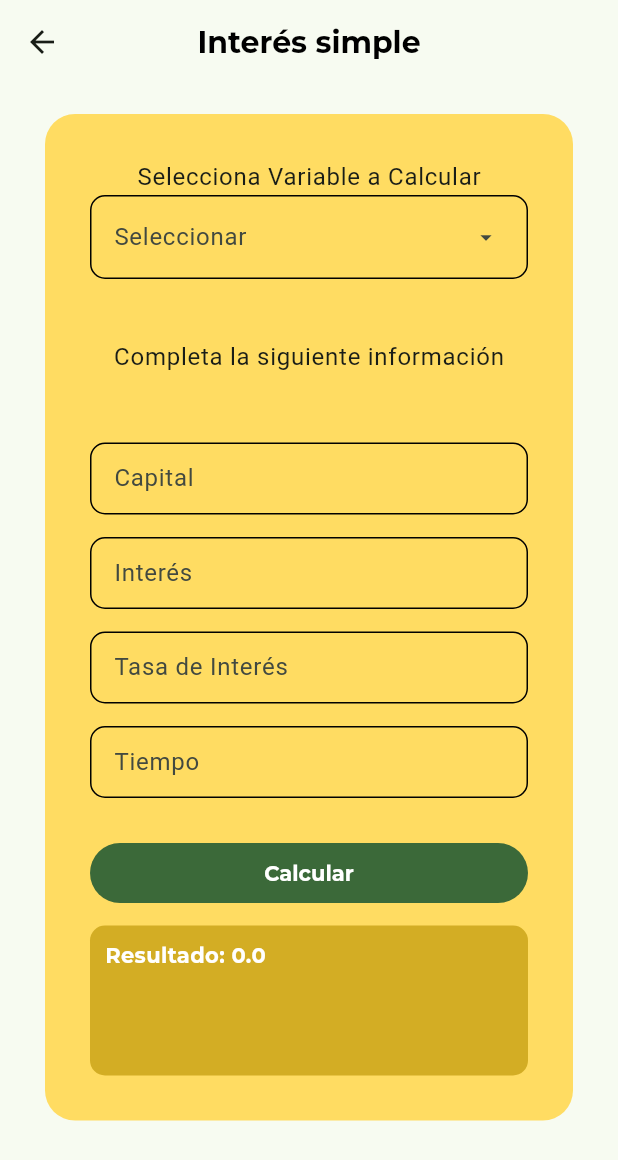
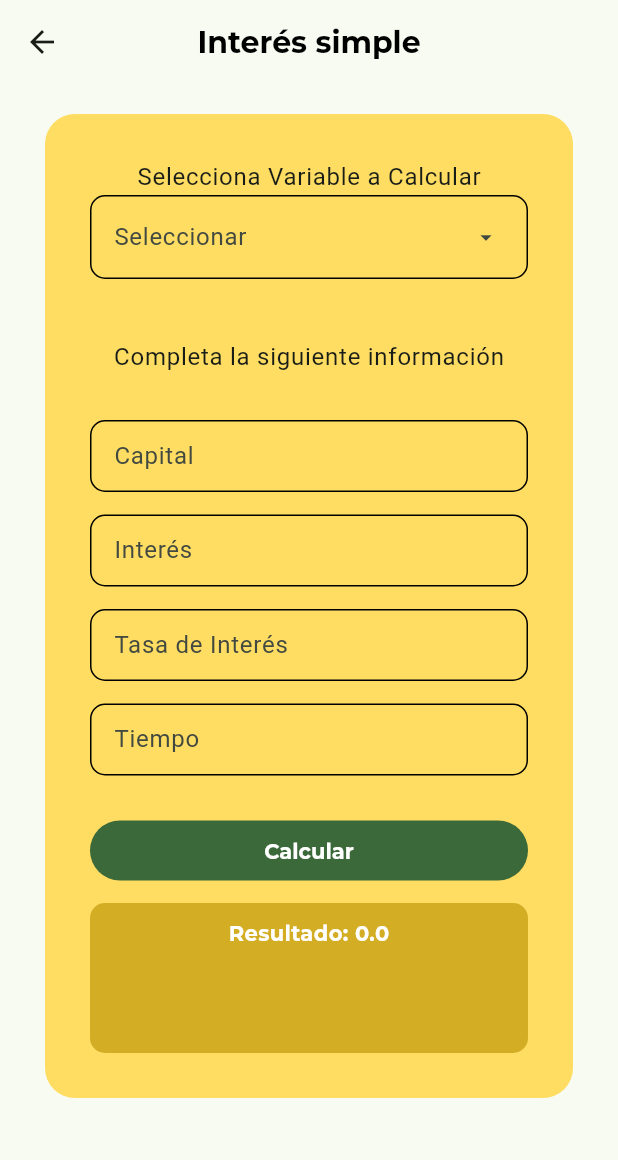
Before and after one commit to LuisPg10/ingemath, a Flutter app: the SimpleInterestScreen screen opened by its route, on a phone screen of 412 x 824 dp. Shown: the top 1160 px of the screen. Run offline on Flutter 3.47's test engine with Material 3 defaults, Android fonts, the phone set to English and light mode, and no system bars; our stand-ins replace flutter_riverpod, formz, go_router, google_fonts; project files that could hold a hidden picture were left out.

Commit message:
Updating Funcionality Simple Interest

```diff
--- a/lib/presentation/screens/simple_interest_screen.dart
+++ b/lib/presentation/screens/simple_interest_screen.dart
@@ -49,6 +49,7 @@ class _SimpleInterestForm extends ConsumerWidget {
         child: Column(
           children: [
             Text("Selecciona Variable a Calcular", style: textStyles.bodyLarge),
+
             CustomDropDownMenu(
               hintText: "Seleccionar",
               options: menuOptions,
@@ -68,23 +69,7 @@ class _SimpleInterestForm extends ConsumerWidget {
                 style: textStyles.bodyLarge),
             const SizedBox(height: 30),
 
-            //* Form
-            // CustomTextFormField(
-            //   enable: simpleInterestForm.optionSimple != keyOptions.first,
-            //   label: "Monto",
-            //   onChanged: (value) {
-            //     ref
-            //         .read(simpleFormProvider.notifier)
-            //         .onCapitalChanged(double.tryParse(value) ?? 0);
-            //   },
-            //   errorMessage: simpleInterestForm.isFormPosted &&
-            //           simpleInterestForm.optionSimple != "amount"
-            //       ? simpleInterestForm.amount.errorMessage
-            //       : null,
-            // ),
-
-            const SizedBox(height: 15),
-
+            //FORM
             CustomTextFormField(
               enable: simpleInterestForm.optionSimple != keyOptions[1],
               label: "Capital",
@@ -127,8 +112,7 @@ class _SimpleInterestForm extends ConsumerWidget {
                     .read(simpleFormProvider.notifier)
                     .onRateInterestChanged(double.tryParse(value) ?? 0);
               },
-              errorMessage: simpleInterestForm.isFormPosted &&
-                      simpleInterestForm.optionSimple != "rateInterest"
+              errorMessage: simpleInterestForm.isFormPosted
                   ? simpleInterestForm.rateInterest.errorMessage
                   : null,
             ),
@@ -143,8 +127,7 @@ class _SimpleInterestForm extends ConsumerWidget {
                     .read(simpleFormProvider.notifier)
                     .onTimeChanged(double.tryParse(value) ?? 0);
               },
-              errorMessage: simpleInterestForm.isFormPosted &&
-                      simpleInterestForm.optionSimple != "time"
+              errorMessage: simpleInterestForm.isFormPosted
                   ? simpleInterestForm.time.errorMessage
                   : null,
             ),
@@ -170,9 +153,13 @@ class _SimpleInterestForm extends ConsumerWidget {
                 borderRadius: BorderRadius.circular(10),
                 color: const Color(0xFFD3AD24),
               ),
-              child: Text("Resultado: ${simpleInterestForm.result}",
-                  style: const TextStyle(color: Colors.white)),
-            )
+              child: Column(
+                children: [
+                  Text("Resultado: ${simpleInterestForm.result}",
+                      style: const TextStyle(color: Colors.white)),
+                ],
+              ),
+            ),
           ],
         ),
       ),
```
Also changed, not shown: lib/infraestructure/datasources/calculation_simple_datasource_impl.dart (+4 -5 lines), lib/presentation/providers/annuity/annuity_form_provider.dart (+7 -12 lines), lib/presentation/providers/simple_interest/simple_form_provider.dart (+3 -20 lines).
